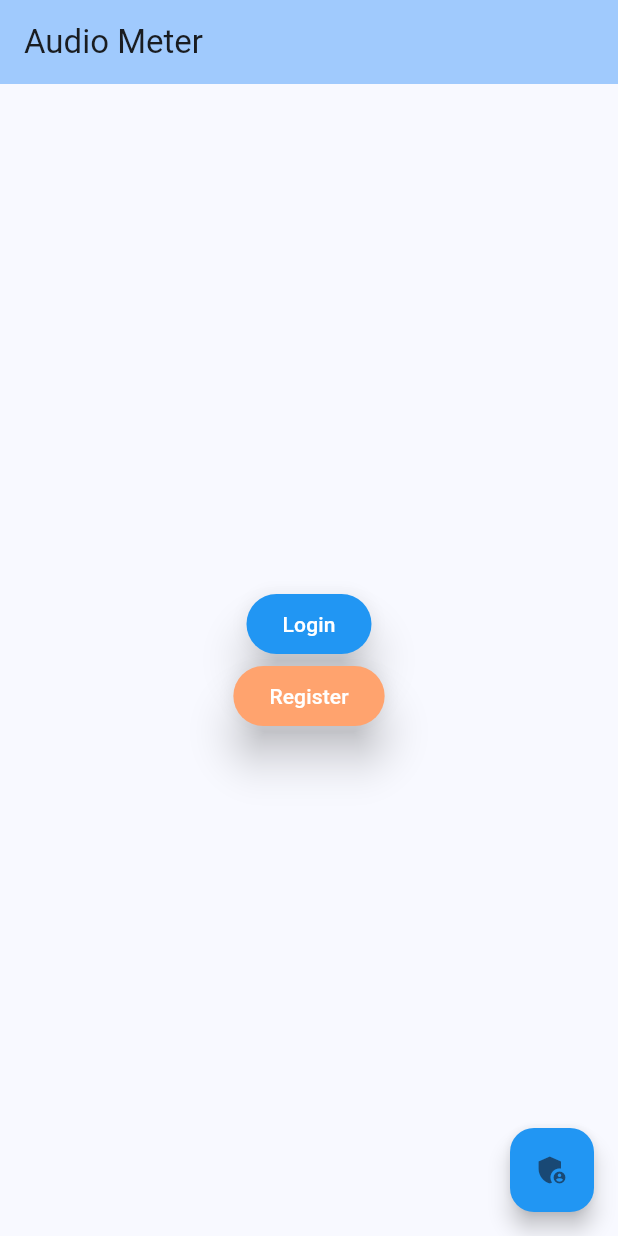
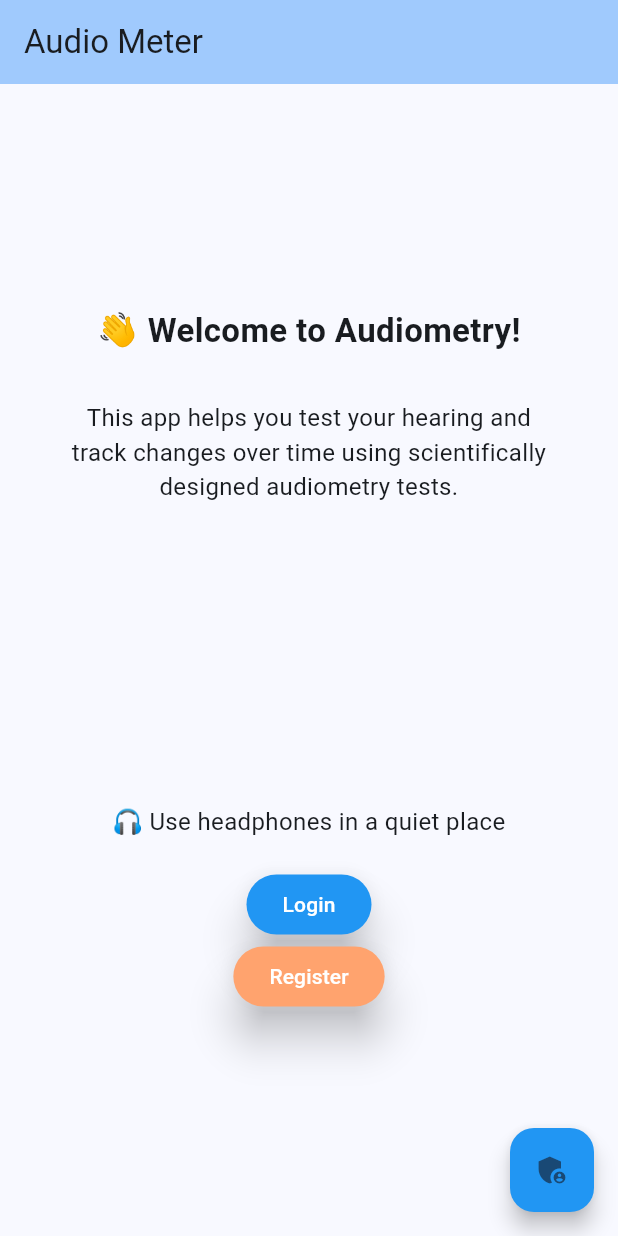
Before and after one commit to Echo2f13/AudioMeter, a Flutter app: the screen it shows after launch, on a phone screen of 412 x 824 dp. Run offline on Flutter 3.47's test engine with Material 3 defaults, Android fonts, the phone set to English and light mode, and no system bars; our stand-ins replace audioplayers, sqflite, syncfusion_flutter_charts; accounts and stored records are empty.

Commit message:
completed the project

```diff
--- a/lib/main.dart
+++ b/lib/main.dart
@@ -15,6 +15,7 @@ class MyApp extends StatelessWidget {
   @override
   Widget build(BuildContext context) {
     return MaterialApp(
+      debugShowCheckedModeBanner: false,
       title: 'Audio Meter',
       theme: ThemeData(
         colorScheme: ColorScheme.fromSeed(seedColor: Colors.blue),
@@ -65,6 +66,22 @@ class _MyHomePageState extends State<MyHomePage> {
         child: Column(
           mainAxisAlignment: MainAxisAlignment.center,
           children: <Widget>[
+            Text(
+              "👋 Welcome to Audiometry!",
+              style: TextStyle(fontSize: 22, fontWeight: FontWeight.bold),
+            ),
+            const SizedBox(height: 30),
+            const Text(
+              "This app helps you test your hearing and\ntrack changes over time using scientifically\ndesigned audiometry tests.",
+              style: TextStyle(fontSize: 16),
+              textAlign: TextAlign.center,
+            ),
+            const SizedBox(height: 200),
+            const Text(
+              "🎧 Use headphones in a quiet place",
+              style: TextStyle(fontSize: 16),
+            ),
+            const SizedBox(height: 20),
             ElevatedButton(
               onPressed: _loginButton,
               style: ElevatedButton.styleFrom(
--- a/lib/pages/register.dart
+++ b/lib/pages/register.dart
@@ -8,6 +8,7 @@ class RegisterPageMain extends StatelessWidget {
   @override
   Widget build(BuildContext context) {
     return MaterialApp(
+      debugShowCheckedModeBanner: false,
       title: 'Register',
       theme: ThemeData(
         colorScheme: ColorScheme.fromSeed(seedColor: Colors.deepPurple),
```
Also changed, not shown: lib/pages/home.dart (+23 -0 lines).
